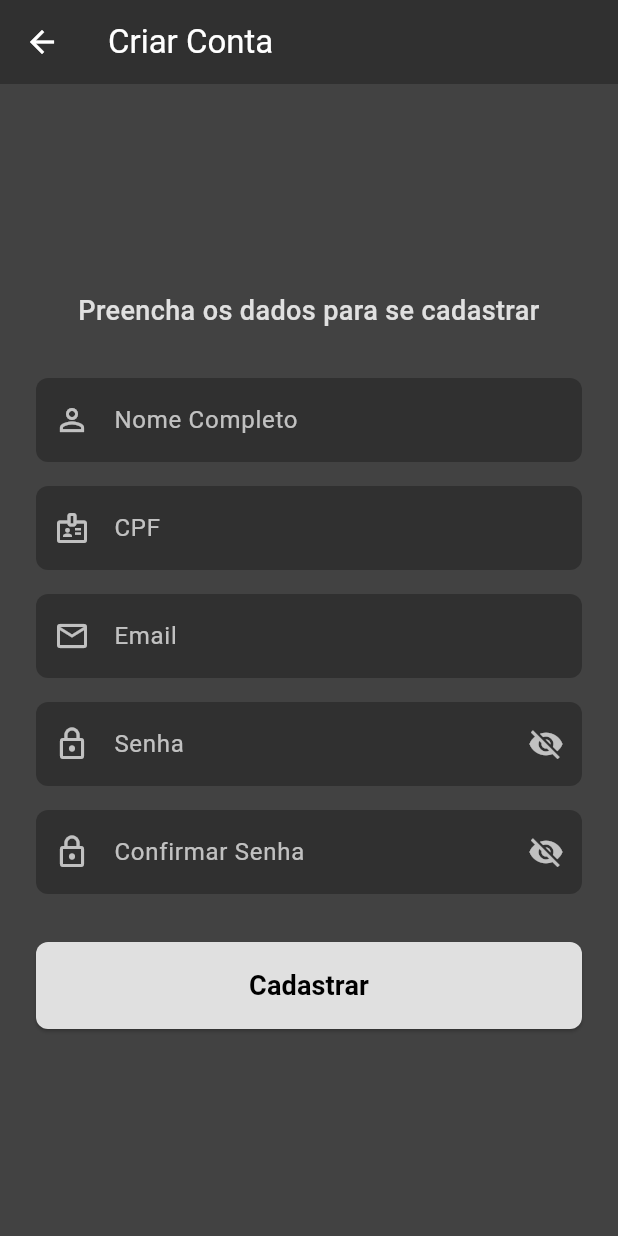
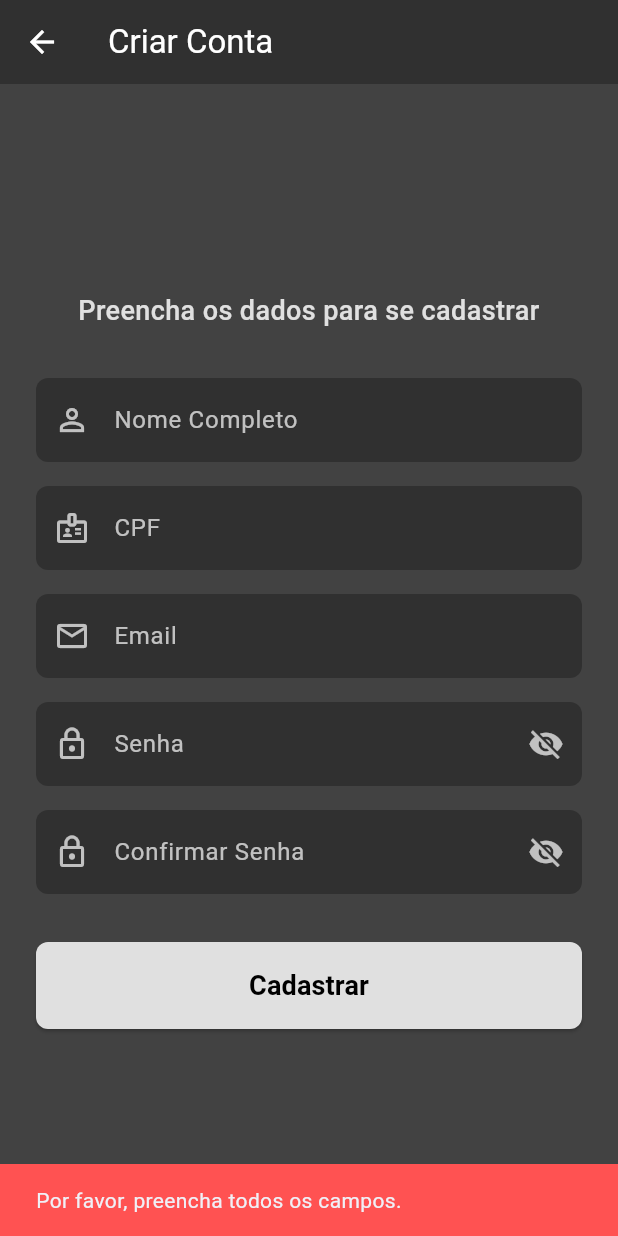
Before and after one commit to pedrohenriquesabbi/Onibus-app, a Flutter app: the SignupScreen screen opened directly, after a tap on "Cadastrar", on a phone screen of 412 x 824 dp. Run offline on Flutter 3.47's test engine with Material 3 defaults, Android fonts, the phone set to English and light mode, and no system bars; our stand-ins replace cloud_firestore, firebase_auth, firebase_core, flutter_local_notifications, mask_text_input_formatter, shared_preferences and 1 more; missing offline and left inert: firebase_app_check; accounts and stored records are empty.

```diff
--- /dev/null
+++ b/devtools_options.yaml
@@ -0,0 +1,3 @@
+description: This file stores settings for Dart & Flutter DevTools.
+documentation: https://docs.flutter.dev/tools/devtools/extensions#configure-extension-enablement-states
+extensions:
--- a/lib/ui/screens/signup_screen.dart
+++ b/lib/ui/screens/signup_screen.dart
@@ -1,8 +1,9 @@
 // lib/signup_screen.dart
 
 import 'package:flutter/material.dart';
-// 1. Importa o pacote da máscara
 import 'package:mask_text_input_formatter/mask_text_input_formatter.dart';
+import 'package:firebase_auth/firebase_auth.dart';
+import 'package:cloud_firestore/cloud_firestore.dart';
 
 class SignupScreen extends StatefulWidget {
   const SignupScreen({super.key});
@@ -16,10 +17,8 @@ class _SignupScreenState extends State<SignupScreen> {
   final _emailController = TextEditingController();
   final _senhaController = TextEditingController();
   final _confirmarSenhaController = TextEditingController();
-  // 2. Adiciona o controller para o CPF
   final _cpfController = TextEditingController();
 
-  // 3. Cria a máscara para o CPF
   final maskFormatter = MaskTextInputFormatter(
     mask: '###.###.###-##',
     filter: {"#": RegExp(r'[0-9]')},
@@ -27,6 +26,7 @@ class _SignupScreenState extends State<SignupScreen> {
 
   bool _senhaVisivel = false;
   bool _confirmarSenhaVisivel = false;
+  bool _isLoading = false;
 
   @override
   void dispose() {
@@ -34,9 +34,109 @@ class _SignupScreenState extends State<SignupScreen> {
     _emailController.dispose();
     _senhaController.dispose();
     _confirmarSenhaController.dispose();
-    // 4. Limpa o controller do CPF também
     _cpfController.dispose();
     super.dispose();
+  }
+
+  Future<void> _cadastrarUsuario() async {
+    print("✅ PASSO 1: Função _cadastrarUsuario iniciada.");
+
+    if (_senhaController.text != _confirmarSenhaController.text) {
+      ScaffoldMessenger.of(context).showSnackBar(
+        const SnackBar(
+          backgroundColor: Colors.redAccent,
+          content: Text('As senhas não coincidem!'),
+        ),
+      );
+      return;
+    }
+    if (_nomeController.text.isEmpty ||
+        _cpfController.text.isEmpty ||
+        _emailController.text.isEmpty) {
+      ScaffoldMessenger.of(context).showSnackBar(
+        const SnackBar(
+          backgroundColor: Colors.redAccent,
+          content: Text('Por favor, preencha todos os campos.'),
+        ),
+      );
+      return;
+    }
+
+    print("✅ PASSO 2: Validações de campos passaram.");
+
+    setState(() {
+      _isLoading = true;
+    });
+
+    try {
+      print("⏳ PASSO 3: Tentando criar usuário no Firebase Authentication...");
+      print("   - Email: ${_emailController.text.trim()}");
+
+      // PONTO CRÍTICO 1: Criação do usuário no Auth
+      UserCredential userCredential = await FirebaseAuth.instance
+          .createUserWithEmailAndPassword(
+            email: _emailController.text.trim(),
+            password: _senhaController.text.trim(),
+          );
+
+      print("✅ PASSO 4: Usuário criado no Auth com sucesso!");
+      print("   - UID do usuário: ${userCredential.user!.uid}");
+
+      print("⏳ PASSO 5: Tentando salvar dados adicionais no Firestore...");
+
+      // PONTO CRÍTICO 2: Escrita no banco de dados
+      await FirebaseFirestore.instance
+          .collection('usuarios')
+          .doc(userCredential.user!.uid)
+          .set({
+            'nome': _nomeController.text.trim(),
+            'cpf': _cpfController.text.trim(),
+            'email': _emailController.text.trim(),
+            'uid': userCredential.user!.uid,
+            'createdAt': Timestamp.now(),
+          });
+
+      print("✅ PASSO 6: Dados salvos no Firestore com sucesso!");
+
+      if (mounted) {
+        ScaffoldMessenger.of(context).showSnackBar(
+          const SnackBar(
+            backgroundColor: Colors.green,
+            content: Text('Conta criada com sucesso! Faça o login.'),
+          ),
+        );
+        Navigator.of(context).pop();
+      }
+    } on FirebaseAuthException catch (e) {
+      print("❌ ERRO CAPTURADO! O processo parou aqui.");
+      print("   - CÓDIGO DO ERRO: ${e.code}");
+      print("   - MENSAGEM COMPLETA: ${e.message}");
+      print("   - ERRO DETALHADO DO FIREBASE: ${e.toString()}");
+
+      String mensagemErro = "Ocorreu um erro ao criar a conta.";
+      if (e.code == 'weak-password') {
+        mensagemErro = 'A senha fornecida é muito fraca (mínimo 6 caracteres).';
+      } else if (e.code == 'email-already-in-use') {
+        mensagemErro = 'Este email já está em uso por outra conta.';
+      } else if (e.code == 'invalid-email') {
+        mensagemErro = 'O email fornecido é inválido.';
+      }
+
+      if (mounted) {
+        ScaffoldMessenger.of(context).showSnackBar(
+          SnackBar(
+            backgroundColor: Colors.redAccent,
+            content: Text(mensagemErro),
+          ),
+        );
+      }
+    } finally {
+      if (mounted) {
+        setState(() {
+          _isLoading = false;
+        });
+      }
+    }
   }
 
   @override
@@ -84,8 +184,6 @@ class _SignupScreenState extends State<SignupScreen> {
                 ),
               ),
               const SizedBox(height: 16),
-
-              // ================= NOVO CAMPO DE CPF =================
               TextFormField(
                 controller: _cpfController,
                 style: const TextStyle(color: Colors.white),
@@ -94,11 +192,8 @@ class _SignupScreenState extends State<SignupScreen> {
                   prefixIcon: Icon(Icons.badge_outlined, color: Colors.white70),
                 ),
                 keyboardType: TextInputType.number,
-                // Aplica a máscara de formatação
                 inputFormatters: [maskFormatter],
               ),
-
-              // ======================================================
               const SizedBox(height: 16),
               TextFormField(
                 controller: _emailController,
@@ -158,22 +253,18 @@ class _SignupScreenState extends State<SignupScreen> {
                     borderRadius: BorderRadius.circular(8),
                   ),
                 ),
-                onPressed: () {
-                  if (_senhaController.text == _confirmarSenhaController.text) {
-                    print('Cadastro Pressionado!');
-                    print('Nome: ${_nomeController.text}');
-                    // 5. Imprime o CPF para verificar se está funcionando
-                    print('CPF: ${_cpfController.text}');
-                    print('Email: ${_emailController.text}');
-                    print('Senha: ${_senhaController.text}');
-                  } else {
-                    print('As senhas não coincidem!');
-                  }
-                },
-                child: const Text(
-                  'Cadastrar',
-                  style: TextStyle(fontSize: 18, fontWeight: FontWeight.bold),
-                ),
+                onPressed: _isLoading ? null : _cadastrarUsuario,
+                child: _isLoading
+                    ? const CircularProgressIndicator(
+                        valueColor: AlwaysStoppedAnimation<Color>(Colors.black),
+                      )
+                    : const Text(
+                        'Cadastrar',
+                        style: TextStyle(
+                          fontSize: 18,
+                          fontWeight: FontWeight.bold,
+                        ),
+                      ),
               ),
             ],
           ),
--- a/pubspec.yaml
+++ b/pubspec.yaml
@@ -45,6 +45,7 @@ dependencies:
   shared_preferences: ^2.5.3
   mockito: ^5.5.0
   build_runner: ^2.6.0
+  firebase_app_check: ^0.4.0
 
 dev_dependencies:
   flutter_test:
```
Also changed, not shown: lib/main.dart (+11 -7 lines), lib/methods/checkin.dart (+17 -5 lines), lib/methods/listaAlunos.dart (+7 -2 lines), lib/methods/usoDia.dart (+9 -3 lines), lib/services/usoDia_service.dart (+2 -5 lines), lib/ui/screens/landing_page.dart (+4 -10 lines), lib/ui/screens/firebase_options.dart, pubspec.lock, 4 other files.
